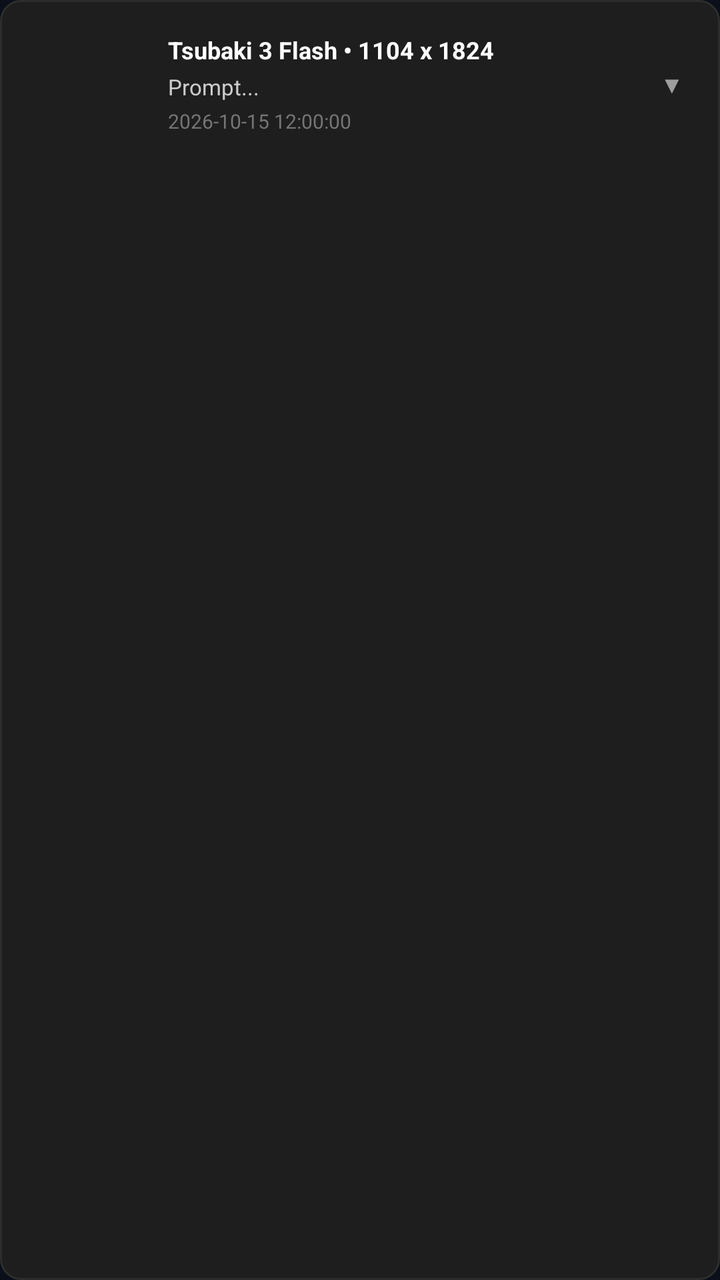
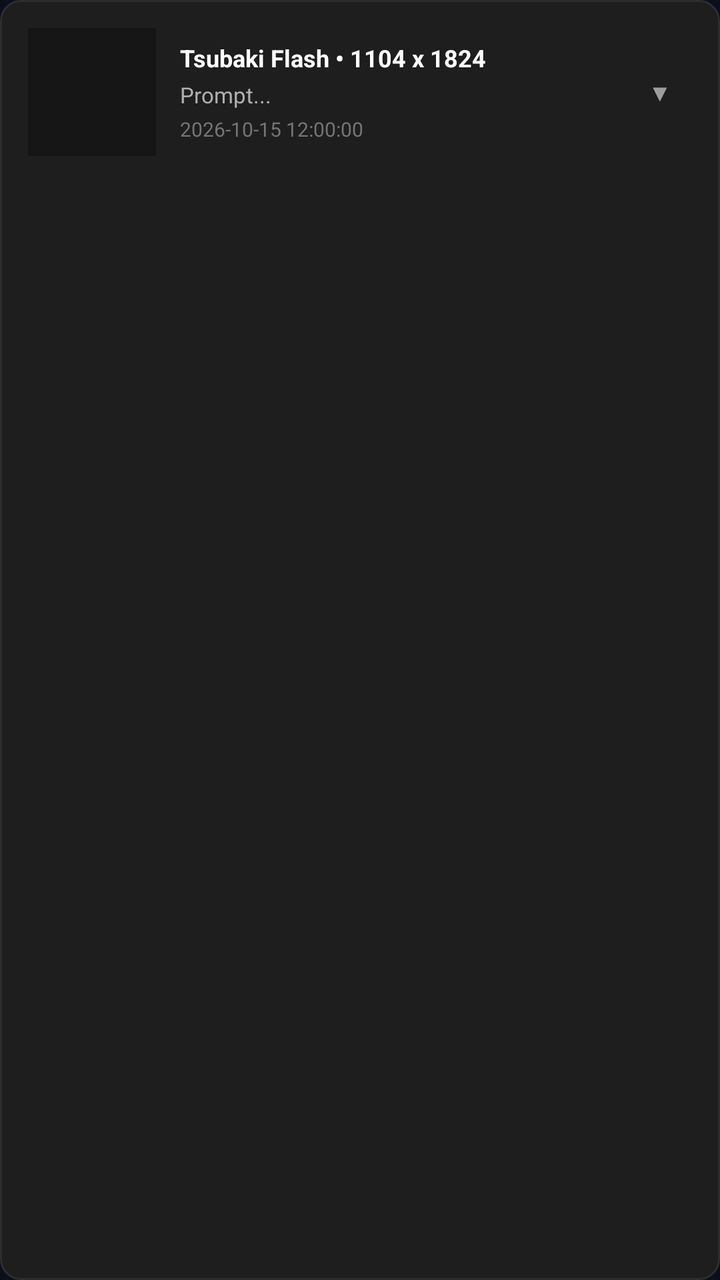

Compare the two renders of this Android layout. The source of the first and the diff that turns it into the second are given below.
<!-- AndroidManifest.xml: application theme Theme.PixAiNexus -->
<!-- res/layout/item_history.xml -->
<?xml version="1.0" encoding="utf-8"?>
<LinearLayout xmlns:android="http://schemas.android.com/apk/res/android"
    android:layout_width="match_parent"
    android:layout_height="wrap_content"
    android:layout_marginBottom="8dp"
    android:background="@drawable/bg_cyber_card"
    android:orientation="vertical"
    android:padding="12dp">

    
    <LinearLayout
        android:id="@+id/layoutItemHeader"
        android:layout_width="match_parent"
        android:layout_height="wrap_content"
        android:gravity="center_vertical"
        android:orientation="horizontal">

        <ImageView
            android:id="@+id/ivHistoryThumb"
            android:layout_width="60dp"
            android:layout_height="60dp"
            android:layout_marginEnd="12dp"
            android:background="#1E1E1E"
            android:scaleType="centerCrop" />

        <LinearLayout
            android:layout_width="0dp"
            android:layout_height="wrap_content"
            android:layout_weight="1"
            android:orientation="vertical">

            <TextView
                android:id="@+id/tvHistoryMeta"
                android:layout_width="match_parent"
                android:layout_height="wrap_content"
                android:singleLine="true"
                android:text="Tsubaki 3 Flash • 1104 x 1824"
                android:textColor="#FFFFFF"
                android:textSize="12sp"
                android:textStyle="bold" />

            <TextView
                android:id="@+id/tvHistoryPrompt"
                android:layout_width="match_parent"
                android:layout_height="wrap_content"
                android:layout_marginTop="3dp"
                android:ellipsize="end"
                android:maxLines="2"
                android:text="Prompt..."
                android:textColor="#CCCCCC"
                android:textSize="11sp" />

            <TextView
                android:id="@+id/tvHistoryDate"
                android:layout_width="match_parent"
                android:layout_height="wrap_content"
                android:layout_marginTop="3dp"
                android:text="2026-10-15 12:00:00"
                android:textColor="#757575"
                android:textSize="10sp" />
        </LinearLayout>

        <TextView
            android:id="@+id/tvExpandIndicator"
            android:layout_width="wrap_content"
            android:layout_height="wrap_content"
            android:paddingHorizontal="6dp"
            android:text="▼"
            android:textColor="#9E9E9E"
            android:textSize="12sp" />
    </LinearLayout>

    
    <LinearLayout
        android:id="@+id/layoutExpandedDetails"
        android:layout_width="match_parent"
        android:layout_height="wrap_content"
        android:layout_marginTop="10dp"
        android:orientation="vertical"
        android:visibility="gone">

        
        <HorizontalScrollView
            android:id="@+id/hsvHistoryBatchThumbs"
            android:layout_width="match_parent"
            android:layout_height="wrap_content"
            android:layout_marginBottom="8dp"
            android:visibility="gone">
            <LinearLayout
                android:id="@+id/layoutHistoryBatchContainer"
                android:layout_width="wrap_content"
                android:layout_height="wrap_content"
                android:orientation="horizontal" />
        </HorizontalScrollView>

        
        <TextView
            android:layout_width="match_parent"
            android:layout_height="wrap_content"
            android:text="Prompt Gốc:"
            android:textColor="#9E9E9E"
            android:textSize="10sp" />

        <TextView
            android:id="@+id/tvHistoryFullOriginalPrompt"
            android:layout_width="match_parent"
            android:layout_height="wrap_content"
            android:layout_marginBottom="6dp"
            android:textColor="#FFFFFF"
            android:textSize="11sp" />

        
        <TextView
            android:layout_width="match_parent"
            android:layout_height="wrap_content"
            android:text="Prompt Server Sửa:"
            android:textColor="#9E9E9E"
            android:textSize="10sp" />

        <TextView
            android:id="@+id/tvHistoryFullServerPrompt"
            android:layout_width="match_parent"
            android:layout_height="wrap_content"
            android:layout_marginBottom="10dp"
            android:textColor="#81C784"
            android:textSize="11sp" />

        
        <LinearLayout
            android:layout_width="match_parent"
            android:layout_height="36dp"
            android:orientation="horizontal">

            <Button
                android:id="@+id/btnHistoryZoom"
                android:layout_width="0dp"
                android:layout_height="match_parent"
                android:layout_marginEnd="4dp"
                android:layout_weight="1"
                android:background="@drawable/bg_cyber_chip_normal"
                android:text="Phóng To"
                android:textAllCaps="false"
                android:textColor="#FFFFFF"
                android:textSize="11sp" />

            <Button
                android:id="@+id/btnHistoryDownload"
                android:layout_width="0dp"
                android:layout_height="match_parent"
                android:layout_marginEnd="4dp"
                android:layout_weight="1"
                android:background="@drawable/bg_cyber_chip_normal"
                android:text="Tải Về Máy"
                android:textAllCaps="false"
                android:textColor="#FFFFFF"
                android:textSize="11sp" />

            <Button
                android:id="@+id/btnHistoryCopyPrompt"
                android:layout_width="0dp"
                android:layout_height="match_parent"
                android:layout_weight="1"
                android:background="@drawable/bg_cyber_chip_normal"
                android:text="Chép Prompt"
                android:textAllCaps="false"
                android:textColor="#FFFFFF"
                android:textSize="11sp" />
        </LinearLayout>
    </LinearLayout>
</LinearLayout>
<!-- resources referenced by this layout -->
<resources>
  <!-- drawable bg_cyber_card (drawable) -->
  <?xml version="1.0" encoding="utf-8"?>
  <shape xmlns:android="http://schemas.android.com/apk/res/android">
      <solid android:color="#1E1E1E" />
      <stroke android:width="1dp" android:color="#2D2D2D" />
      <corners android:radius="10dp" />
  </shape>
  <!-- drawable bg_cyber_chip_normal (drawable) -->
  <?xml version="1.0" encoding="utf-8"?>
  <shape xmlns:android="http://schemas.android.com/apk/res/android">
      <solid android:color="#222222" />
      <stroke android:width="1dp" android:color="#333333" />
      <corners android:radius="8dp" />
  </shape>
  <style name="Theme.PixAiNexus" parent="Theme.MaterialComponents.DayNight.NoActionBar">
          <item name="colorPrimary">@color/neon_cyan</item>
          <item name="colorPrimaryVariant">@color/neon_indigo</item>
          <item name="colorOnPrimary">#FFFFFF</item>
          <item name="android:statusBarColor">#0B0F19</item>
          <item name="android:navigationBarColor">#0B0F19</item>
          <item name="android:windowBackground">@color/bg_main</item>
      </style>
  <color name="neon_cyan">#38BDF8</color>
  <color name="neon_indigo">#818CF8</color>
  <color name="bg_main">#0B0F19</color>
</resources>

<!-- the commit's change to res/layout/item_history.xml (unified diff, before → after) -->
@@ -2,25 +2,27 @@
 <LinearLayout xmlns:android="http://schemas.android.com/apk/res/android"
     android:layout_width="match_parent"
     android:layout_height="wrap_content"
-    android:layout_marginBottom="8dp"
+    android:layout_marginBottom="10dp"
     android:background="@drawable/bg_cyber_card"
     android:orientation="vertical"
-    android:padding="12dp">
+    android:padding="14dp">
 
     
     <LinearLayout
         android:id="@+id/layoutItemHeader"
         android:layout_width="match_parent"
         android:layout_height="wrap_content"
+        android:clickable="true"
+        android:focusable="true"
         android:gravity="center_vertical"
         android:orientation="horizontal">
 
         <ImageView
             android:id="@+id/ivHistoryThumb"
-            android:layout_width="60dp"
-            android:layout_height="60dp"
+            android:layout_width="64dp"
+            android:layout_height="64dp"
             android:layout_marginEnd="12dp"
-            android:background="#1E1E1E"
+            android:background="#161616"
             android:scaleType="centerCrop" />
 
         <LinearLayout
@@ -33,8 +35,9 @@
                 android:id="@+id/tvHistoryMeta"
                 android:layout_width="match_parent"
                 android:layout_height="wrap_content"
+                android:ellipsize="end"
                 android:singleLine="true"
-                android:text="Tsubaki 3 Flash • 1104 x 1824"
+                android:text="Tsubaki Flash • 1104 x 1824"
                 android:textColor="#FFFFFF"
                 android:textSize="12sp"
                 android:textStyle="bold" />
@@ -47,7 +50,7 @@
                 android:ellipsize="end"
                 android:maxLines="2"
                 android:text="Prompt..."
-                android:textColor="#CCCCCC"
+                android:textColor="#B0B0B0"
                 android:textSize="11sp" />
 
             <TextView
@@ -55,6 +58,7 @@
                 android:layout_width="match_parent"
                 android:layout_height="wrap_content"
                 android:layout_marginTop="3dp"
+                android:singleLine="true"
                 android:text="2026-10-15 12:00:00"
                 android:textColor="#757575"
                 android:textSize="10sp" />
@@ -62,9 +66,9 @@
 
         <TextView
             android:id="@+id/tvExpandIndicator"
-            android:layout_width="wrap_content"
-            android:layout_height="wrap_content"
-            android:paddingHorizontal="6dp"
+            android:layout_width="32dp"
+            android:layout_height="32dp"
+            android:gravity="center"
             android:text="▼"
             android:textColor="#9E9E9E"
             android:textSize="12sp" />
@@ -75,96 +79,69 @@
         android:id="@+id/layoutExpandedDetails"
         android:layout_width="match_parent"
         android:layout_height="wrap_content"
-        android:layout_marginTop="10dp"
+        android:layout_marginTop="12dp"
         android:orientation="vertical"
         android:visibility="gone">
 
+        <View
+            android:layout_width="match_parent"
+            android:layout_height="1dp"
+            android:layout_marginBottom="10dp"
+            android:background="#222222" />
+
         
-        <HorizontalScrollView
-            android:id="@+id/hsvHistoryBatchThumbs"
+        <LinearLayout
+            android:id="@+id/layoutHistoryImagesFeed"
             android:layout_width="match_parent"
             android:layout_height="wrap_content"
-            android:layout_marginBottom="8dp"
-            android:visibility="gone">
-            <LinearLayout
-                android:id="@+id/layoutHistoryBatchContainer"
-                android:layout_width="wrap_content"
-                android:layout_height="wrap_content"
-                android:orientation="horizontal" />
-        </HorizontalScrollView>
+            android:orientation="vertical" />
 
         
         <TextView
             android:layout_width="match_parent"
             android:layout_height="wrap_content"
+            android:layout_marginTop="6dp"
             android:text="Prompt Gốc:"
-            android:textColor="#9E9E9E"
+            android:textColor="#888888"
             android:textSize="10sp" />
 
         <TextView
             android:id="@+id/tvHistoryFullOriginalPrompt"
             android:layout_width="match_parent"
             android:layout_height="wrap_content"
+            android:layout_marginTop="2dp"
             android:layout_marginBottom="6dp"
-            android:textColor="#FFFFFF"
+            android:textColor="#E0E0E0"
             android:textSize="11sp" />
 
         
         <TextView
             android:layout_width="match_parent"
             android:layout_height="wrap_content"
-            android:text="Prompt Server Sửa:"
-            android:textColor="#9E9E9E"
+            android:text="Prompt Server Tối Ưu:"
+            android:textColor="#888888"
             android:textSize="10sp" />
 
         <TextView
             android:id="@+id/tvHistoryFullServerPrompt"
             android:layout_width="match_parent"
             android:layout_height="wrap_content"
+            android:layout_marginTop="2dp"
             android:layout_marginBottom="10dp"
             android:textColor="#81C784"
             android:textSize="11sp" />
 
         
-        <LinearLayout
+        <Button
+            android:id="@+id/btnHistoryCopyPrompt"
             android:layout_width="match_parent"
-            android:layout_height="36dp"
-            android:orientation="horizontal">
-
-            <Button
-                android:id="@+id/btnHistoryZoom"
-                android:layout_width="0dp"
-                android:layout_height="match_parent"
-                android:layout_marginEnd="4dp"
-                android:layout_weight="1"
-                android:background="@drawable/bg_cyber_chip_normal"
-                android:text="Phóng To"
-                android:textAllCaps="false"
-                android:textColor="#FFFFFF"
-                android:textSize="11sp" />
-
-            <Button
-                android:id="@+id/btnHistoryDownload"
-                android:layout_width="0dp"
-                android:layout_height="match_parent"
-                android:layout_marginEnd="4dp"
-                android:layout_weight="1"
-                android:background="@drawable/bg_cyber_chip_normal"
-                android:text="Tải Về Máy"
-                android:textAllCaps="false"
-                android:textColor="#FFFFFF"
-                android:textSize="11sp" />
-
-            <Button
-                android:id="@+id/btnHistoryCopyPrompt"
-                android:layout_width="0dp"
-                android:layout_height="match_parent"
-                android:layout_weight="1"
-                android:background="@drawable/bg_cyber_chip_normal"
-                android:text="Chép Prompt"
-                android:textAllCaps="false"
-                android:textColor="#FFFFFF"
-                android:textSize="11sp" />
-        </LinearLayout>
+            android:layout_height="38dp"
+            android:background="@drawable/bg_cyber_chip_normal"
+            android:gravity="center"
+            android:singleLine="true"
+            android:text="Sao Chép Prompt"
+            android:textAllCaps="false"
+            android:textColor="#CCCCCC"
+            android:textSize="11sp" />
     </LinearLayout>
 </LinearLayout>
